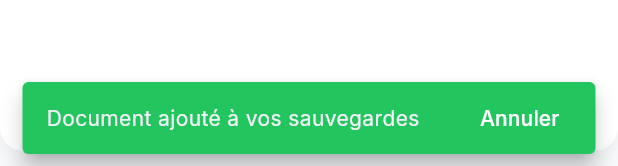
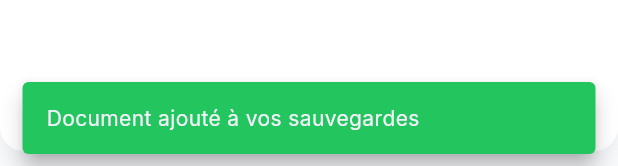
Before and after one commit to Rahim10020/docstore, a Flutter app: the UnifiedResourceListItem widget shown alone on an empty page, opened directly with empty values, after a tap on an icon or button, on a phone screen of 412 x 824 dp. Shown: the part 1067-1233 px from the top of the screen. Run offline on Flutter 3.47's test engine with Material 3 defaults, Android fonts, the phone set to English and light mode, and no system bars; our stand-ins replace appwrite, flutter_riverpod, flutter_svg, google_fonts, logger, shared_preferences; missing offline and left inert: flutter_cached_pdfview; accounts and stored records are empty; network calls fail.

Commit message:
enlevement du bouton annuler

```diff
--- a/lib/ui/widgets/unified_resource_list_item.dart
+++ b/lib/ui/widgets/unified_resource_list_item.dart
@@ -225,7 +225,7 @@ class UnifiedResourceListItem extends ConsumerWidget {
     );
   }
 
-  /// Affiche un snackbar pour les actions de sauvegarde avec possibilité d'annuler
+  /// Affiche un snackbar pour les actions de sauvegarde
   void _showSaveSnackBar(
     BuildContext context,
     WidgetRef ref,
@@ -238,13 +238,6 @@ class UnifiedResourceListItem extends ConsumerWidget {
             ? AppTheme.successColor
             : AppTheme.mutedText,
         behavior: SnackBarBehavior.floating,
-        action: SnackBarAction(
-          label: 'Annuler',
-          textColor: Colors.white,
-          onPressed: () {
-            ref.read(savedResourcesProvider.notifier).undoLastAction();
-          },
-        ),
       ),
     );
   }
```
